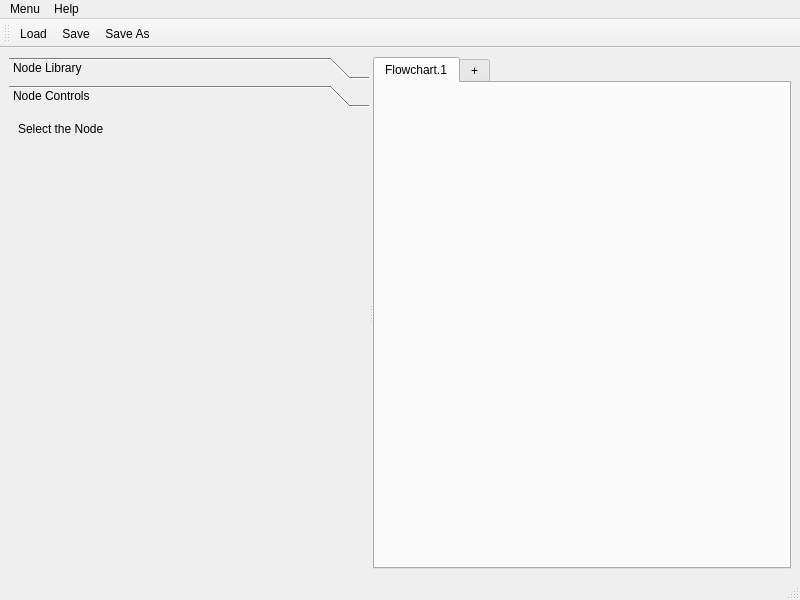
cdd1969/pygwa, file mainwindow.ui: the form before one commit.
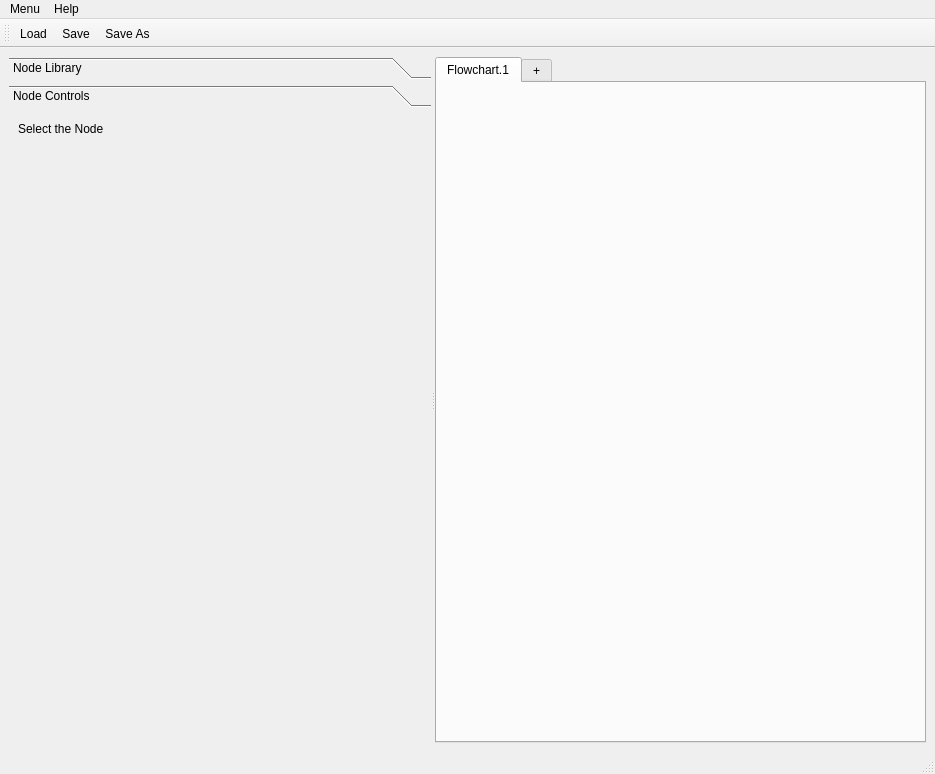
The form after the commit.

Patch:
```diff
--- a/mainwindow.ui
+++ b/mainwindow.ui
@@ -6,8 +6,8 @@
    <rect>
     <x>0</x>
     <y>0</y>
-    <width>800</width>
-    <height>600</height>
+    <width>935</width>
+    <height>774</height>
    </rect>
   </property>
   <property name="windowTitle">
@@ -69,8 +69,8 @@
          <rect>
           <x>0</x>
           <y>0</y>
-          <width>361</width>
-          <height>444</height>
+          <width>466</width>
+          <height>618</height>
          </rect>
         </property>
         <property name="toolTip">
@@ -150,7 +150,7 @@
     <rect>
      <x>0</x>
      <y>0</y>
-     <width>800</width>
+     <width>935</width>
      <height>25</height>
     </rect>
    </property>
```
Left out of the diff: 16 changed lines with no effect on the pictures.
